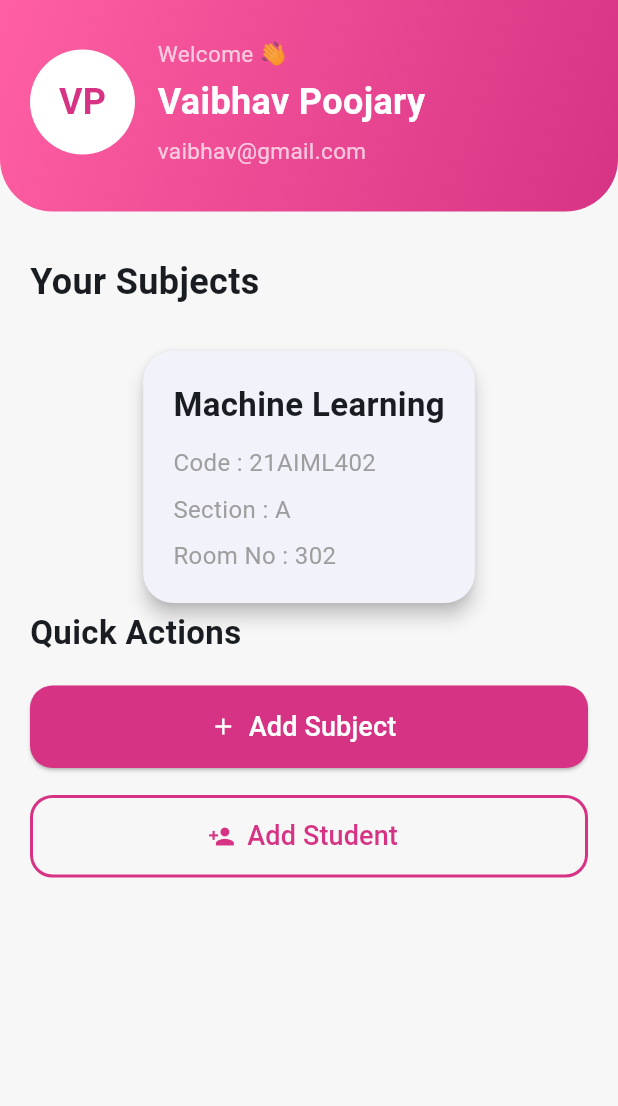
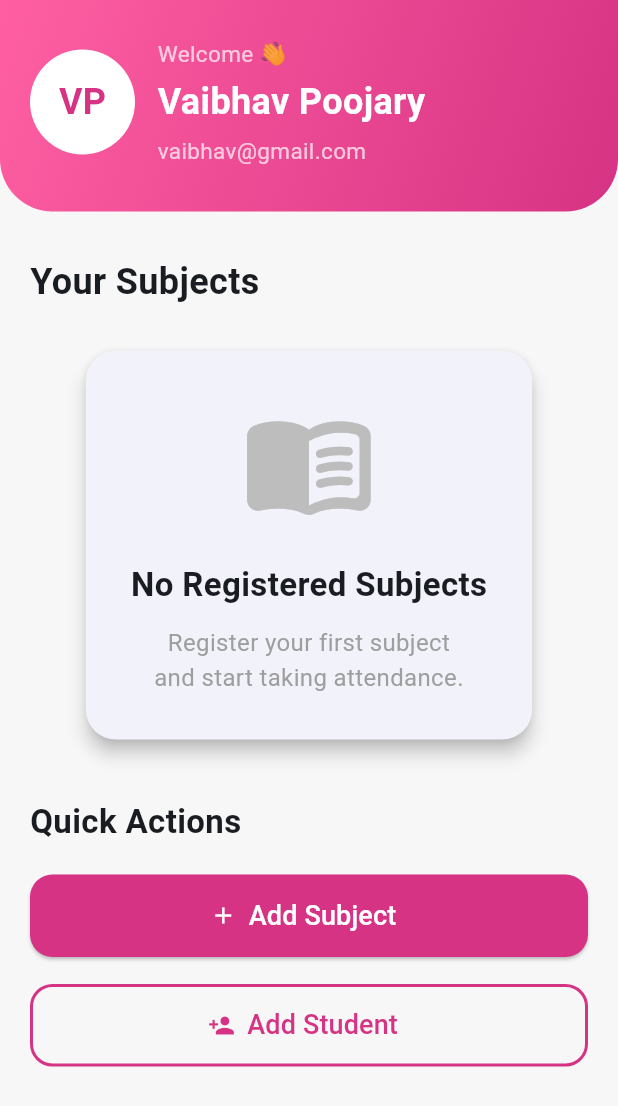
Before and after one commit to Vaibhavvpoojary/Digital_Attendance, a Flutter app: the screen it shows after launch, after a tap on "SKIP & GO TO HOME", on a phone screen of 412 x 824 dp. Shown: the top 1106 px of the screen. Run offline on Flutter 3.47's test engine with Material 3 defaults, Android fonts, the phone set to English and light mode, and no system bars; our stand-ins replace sqflite; accounts and stored records are empty.

Commit message:
Connected the Home Screen with the SQLite Database ,and made the Subjects to be displayed in the Home screen

```diff
--- a/lib/database/database_helper.dart
+++ b/lib/database/database_helper.dart
@@ -49,7 +49,7 @@ class DatabaseHelper {
       CREATE TABLE students(
         id INTEGER PRIMARY KEY AUTOINCREMENT,
         student_name TEXT NOT NULL,
-        usn TEXT NOT NULL,
+        usn TEXT NOT NULL
       )
     ''');
 
--- a/lib/screens/home/home_screen.dart
+++ b/lib/screens/home/home_screen.dart
@@ -1,21 +1,56 @@
 import 'package:flutter/material.dart';
+
+import '../../database/database_helper.dart';
+import '../../models/subject.dart';
+import '../student/add_student_screen.dart';
 import '../subject/add_subject_screen.dart';
-import '../student/add_student_screen.dart';
 import '../subject/subject_details_screen.dart';
 
-class HomeScreen extends StatelessWidget {
+class HomeScreen extends StatefulWidget {
   const HomeScreen({super.key});
+
+  @override
+  State<HomeScreen> createState() => _HomeScreenState();
+}
+
+class _HomeScreenState extends State<HomeScreen> {
+  List<Subject> subjects = [];
+
+  @override
+  void initState() {
+    super.initState();
+    loadSubjects();
+  }
+
+  Future<void> loadSubjects() async {
+    final loadedSubjects = await DatabaseHelper.instance.getAllSubjects();
+
+    if (!mounted) return;
+
+    setState(() {
+      subjects = loadedSubjects;
+    });
+  }
+
+  Future<void> _openAddSubjectScreen() async {
+    await Navigator.push(
+      context,
+      MaterialPageRoute(
+        builder: (context) => const AddSubjectScreen(),
+      ),
+    );
+
+    await loadSubjects();
+  }
 
   @override
   Widget build(BuildContext context) {
     return Scaffold(
       backgroundColor: const Color(0xFFF7F7F7),
-
       body: SafeArea(
         child: SingleChildScrollView(
           child: Column(
             children: [
-
               //================ HEADER =================//
 
               Container(
@@ -26,7 +61,6 @@ class HomeScreen extends StatelessWidget {
                   right: 20,
                   bottom: 30,
                 ),
-
                 decoration: const BoxDecoration(
                   gradient: LinearGradient(
                     colors: [
@@ -36,16 +70,13 @@ class HomeScreen extends StatelessWidget {
                     begin: Alignment.topLeft,
                     end: Alignment.bottomRight,
                   ),
-
                   borderRadius: BorderRadius.only(
                     bottomLeft: Radius.circular(35),
                     bottomRight: Radius.circular(35),
                   ),
                 ),
-
                 child: Row(
                   children: [
-
                     CircleAvatar(
                       radius: 35,
                       backgroundColor: Colors.white,
@@ -58,14 +89,11 @@ class HomeScreen extends StatelessWidget {
                         ),
                       ),
                     ),
-
                     const SizedBox(width: 15),
-
                     const Expanded(
                       child: Column(
                         crossAxisAlignment: CrossAxisAlignment.start,
                         children: [
-
                           Text(
                             "Welcome 👋",
                             style: TextStyle(
@@ -73,9 +101,7 @@ class HomeScreen extends StatelessWidget {
                               fontSize: 15,
                             ),
                           ),
-
                           SizedBox(height: 5),
-
                           Text(
                             "Vaibhav Poojary",
                             style: TextStyle(
@@ -84,9 +110,7 @@ class HomeScreen extends StatelessWidget {
                               fontWeight: FontWeight.bold,
                             ),
                           ),
-
                           SizedBox(height: 5),
-
                           Text(
                             "vaibhav@gmail.com",
                             style: TextStyle(
@@ -121,167 +145,138 @@ class HomeScreen extends StatelessWidget {
 
               const SizedBox(height: 25),
 
-              //================ EMPTY STATE =================//
+              //================ SUBJECT GRID / EMPTY STATE =================//
 
-              //Padding(
-                //padding: const EdgeInsets.symmetric(horizontal: 20),
-
-                //child: Card(
-                  //elevation: 5,
-                  //shape: RoundedRectangleBorder(
-                    //borderRadius: BorderRadius.circular(20),
-                  //),
-
-                 // child: Padding(
-                   // padding: const EdgeInsets.all(30),
-
-                   // child: Column(
-                     // children: [
-
-                       // Icon(
-                         // Icons.menu_book_rounded,
-                         // size: 90,
-                         // color: Colors.grey.shade400,
-                       // ),
-
-                        //const SizedBox(height: 20),
-
-                        //const Text(
-                         // "No Registered Subjects",
-                          //style: TextStyle(
-                           // fontSize: 22,
-                          //  fontWeight: FontWeight.bold,
-                          //),
-                       // ),
-
-                       // const SizedBox(height: 12),
-
-                       // const Text(
-                         // "Register your first subject\nand start taking attendance.",
-                         // textAlign: TextAlign.center,
-                          //style: TextStyle(
-                           // fontSize: 16,
-                          //  color: Colors.grey,
-                         // ),
-                       // ),
-                     // ],
-                    //),
-                 // ),
-               // ),
-            //  ),
-
-             // const SizedBox(height: 35),
-
-              //================ TEST SUBJECT =================//
-
+              if (subjects.isEmpty)
                 Padding(
                   padding: const EdgeInsets.symmetric(horizontal: 20),
-
-  child: GestureDetector(
-
-    onTap: () {
-
-      Navigator.push(
-        context,
-
-        MaterialPageRoute(
-
-          builder: (context) => SubjectDetailsScreen(
-            subjectName: "Machine Learning",
-
-            subjectCode: "21AIML402",
-
-            section: "A",
-
-            roomNo: "302",
-
-            year: "3rd Year",
-
-          ),
-
-        ),
-      );
-
-    },
-
-
                   child: Card(
-
                     elevation: 5,
-
                     shape: RoundedRectangleBorder(
                       borderRadius: BorderRadius.circular(20),
                     ),
+                    child: Padding(
+                      padding: const EdgeInsets.all(30),
+                      child: Column(
+                        children: [
+                          Icon(
+                            Icons.menu_book_rounded,
+                            size: 90,
+                            color: Colors.grey.shade400,
+                          ),
+                          const SizedBox(height: 20),
+                          const Text(
+                            "No Registered Subjects",
+                            style: TextStyle(
+                              fontSize: 22,
+                              fontWeight: FontWeight.bold,
+                            ),
+                          ),
+                          const SizedBox(height: 12),
+                          const Text(
+                            "Register your first subject\nand start taking attendance.",
+                            textAlign: TextAlign.center,
+                            style: TextStyle(
+                              fontSize: 16,
+                              color: Colors.grey,
+                            ),
+                          ),
+                        ],
+                      ),
+                    ),
+                  ),
+                )
+              else
+                Padding(
+                  padding: const EdgeInsets.symmetric(horizontal: 20),
+                  child: GridView.builder(
+                    shrinkWrap: true,
+                    physics: const NeverScrollableScrollPhysics(),
+                    itemCount: subjects.length,
+                    gridDelegate:
+                        const SliverGridDelegateWithFixedCrossAxisCount(
+                      crossAxisCount: 2,
+                      crossAxisSpacing: 15,
+                      mainAxisSpacing: 15,
+                      childAspectRatio: 0.95,
+                    ),
+                    itemBuilder: (context, index) {
+                      final subject = subjects[index];
 
-
+                      return GestureDetector(
+                        onTap: () {
+                          Navigator.push(
+                            context,
+                            MaterialPageRoute(
+                              builder: (context) => SubjectDetailsScreen(
+                                subjectName: subject.subjectName,
+                                subjectCode: subject.subjectCode,
+                                section: subject.section,
+                                roomNo: subject.roomNo,
+                                year: subject.year,
+                              ),
+                            ),
+                          );
+                        },
+                        child: Card(
+                          elevation: 5,
+                          shape: RoundedRectangleBorder(
+                            borderRadius: BorderRadius.circular(20),
+                          ),
                           child: Padding(
-
                             padding: const EdgeInsets.all(20),
-
-
                             child: Column(
-
                               crossAxisAlignment: CrossAxisAlignment.start,
-
-
                               children: [
-
-            const Text(
-
-              "Machine Learning",
-
-              style: TextStyle(
-
+                                Text(
+                                  subject.subjectName,
+                                  maxLines: 2,
+                                  overflow: TextOverflow.ellipsis,
+                                  style: const TextStyle(
                                     fontSize: 22,
-
                                     fontWeight: FontWeight.bold,
-
                                   ),
-
                                 ),
-
-
                                 const SizedBox(height: 12),
-
-
-            const Text(
-              "Code : 21AIML402",
-              style: TextStyle(
+                                Text(
+                                  "Code : ${subject.subjectCode}",
+                                  maxLines: 1,
+                                  overflow: TextOverflow.ellipsis,
+                                  style: const TextStyle(
                                     color: Colors.grey,
                                     fontSize: 16,
                                   ),
                                 ),
-
-
                                 const SizedBox(height: 8),
-
-
-            const Text(
-              "Section : A",
-              style: TextStyle(
+                                Text(
+                                  "Section : ${subject.section}",
+                                  maxLines: 1,
+                                  overflow: TextOverflow.ellipsis,
+                                  style: const TextStyle(
                                     color: Colors.grey,
                                     fontSize: 16,
                                   ),
                                 ),
-
-
                                 const SizedBox(height: 8),
-
-
-            const Text(
-              "Room No : 302",
-              style: TextStyle(
+                                Text(
+                                  "Room No : ${subject.roomNo}",
+                                  maxLines: 1,
+                                  overflow: TextOverflow.ellipsis,
+                                  style: const TextStyle(
                                     color: Colors.grey,
                                     fontSize: 16,
                                   ),
                                 ),
-
                               ],
                             ),
                           ),
                         ),
+                      );
+                    },
                   ),
                 ),
+
+              const SizedBox(height: 35),
 
               //================ QUICK ACTIONS =================//
 
@@ -303,24 +298,15 @@ Padding(
 
               Padding(
                 padding: const EdgeInsets.symmetric(horizontal: 20),
-
                 child: SizedBox(
                   width: double.infinity,
                   height: 55,
-
                   child: ElevatedButton.icon(
-
-                    onPressed: () {
-                     Navigator.push(context,MaterialPageRoute(
-                     builder: (context) => const AddSubjectScreen(),),
-                     );
-                     },
-
+                    onPressed: _openAddSubjectScreen,
                     icon: const Icon(
                       Icons.add,
                       color: Colors.white,
                     ),
-
                     label: const Text(
                       "Add Subject",
                       style: TextStyle(
@@ -328,10 +314,8 @@ Padding(
                         fontSize: 18,
                       ),
                     ),
-
                     style: ElevatedButton.styleFrom(
                       backgroundColor: const Color(0xFFD63384),
-
                       shape: RoundedRectangleBorder(
                         borderRadius: BorderRadius.circular(15),
                       ),
@@ -344,23 +328,22 @@ Padding(
 
               Padding(
                 padding: const EdgeInsets.symmetric(horizontal: 20),
-
                 child: SizedBox(
                   width: double.infinity,
                   height: 55,
-
                   child: OutlinedButton.icon(
-
                     onPressed: () {
-Navigator.push( context,MaterialPageRoute(builder: (context) => const AddStudentScreen(),),
+                      Navigator.push(
+                        context,
+                        MaterialPageRoute(
+                          builder: (context) => const AddStudentScreen(),
+                        ),
                       );
                     },
-
                     icon: const Icon(
                       Icons.person_add,
                       color: Color(0xFFD63384),
                     ),
-
                     label: const Text(
                       "Add Student",
                       style: TextStyle(
@@ -368,14 +351,11 @@ Navigator.push( context,MaterialPageRoute(builder: (context) => const AddStudent
                         fontSize: 18,
                       ),
                     ),
-
                     style: OutlinedButton.styleFrom(
-
                       side: const BorderSide(
                         color: Color(0xFFD63384),
                         width: 2,
                       ),
-
                       shape: RoundedRectangleBorder(
                         borderRadius: BorderRadius.circular(15),
                       ),
@@ -385,7 +365,6 @@ Navigator.push( context,MaterialPageRoute(builder: (context) => const AddStudent
               ),
 
               const SizedBox(height: 35),
-
             ],
           ),
         ),
```
Also changed, not shown: lib/screens/subject/add_subject_screen.dart (+37 -3 lines). Lines whose indentation alone changed are shown as unchanged.
